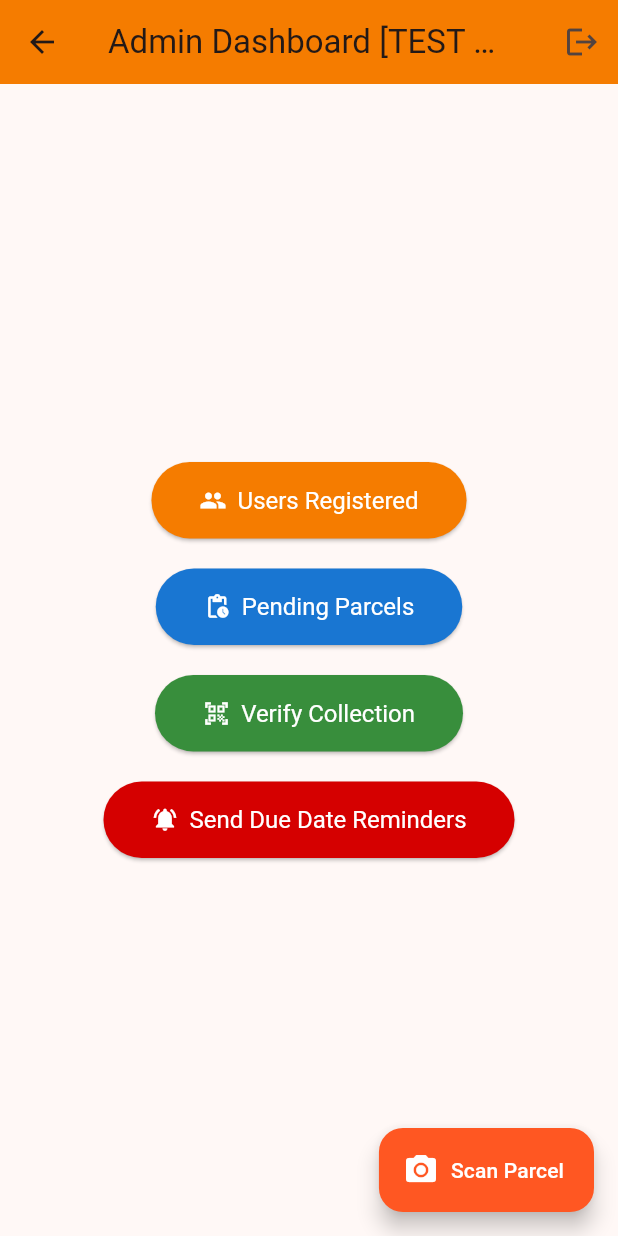
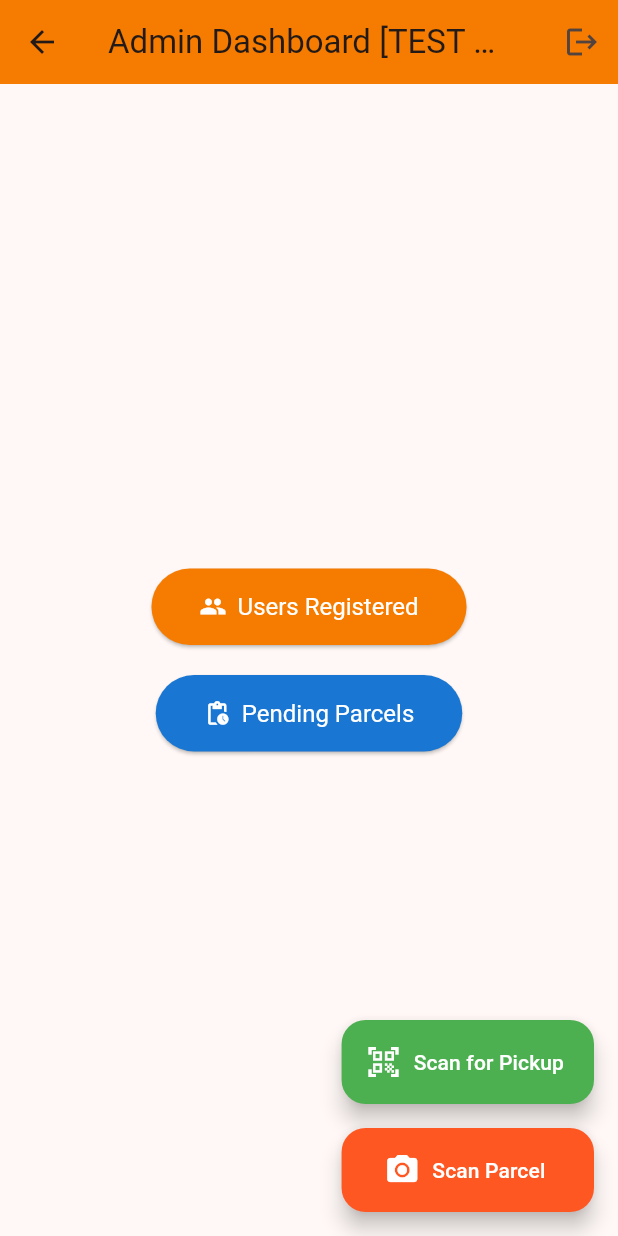
Before and after one commit to gweezini/KitaHack2026, a Flutter app: the AdminDashboard screen opened directly, on a phone screen of 412 x 824 dp. Run offline on Flutter 3.47's test engine with Material 3 defaults, Android fonts, the phone set to English and light mode, and no system bars; our stand-ins replace cloud_firestore, firebase_auth, firebase_core, image_picker, qr_flutter; missing offline and left inert: google_mlkit_text_recognition, mobile_scanner; accounts and stored records are empty.

Commit message:
Update main.dart

```diff
--- a/lib/main.dart
+++ b/lib/main.dart
@@ -525,8 +525,18 @@ class AdminDashboard extends StatelessWidget {
                   textStyle: const TextStyle(fontSize: 16),
                 ),
               ),
-              const SizedBox(height: 20),
-              ElevatedButton.icon(
+
+            ],
+          ),
+        ),
+      ),
+      floatingActionButton: IntrinsicWidth(
+        child: Column(
+          mainAxisSize: MainAxisSize.min,
+          crossAxisAlignment: CrossAxisAlignment.stretch,
+          children: [
+            FloatingActionButton.extended(
+              heroTag: 'verify',
               onPressed: () {
                 Navigator.push(
                   context,
@@ -534,56 +544,14 @@ class AdminDashboard extends StatelessWidget {
                       builder: (context) => const VerifyCollectionPage()),
                 );
               },
+              label: const Text('Scan for Pickup'),
               icon: const Icon(Icons.qr_code_scanner),
-                label: const Text('Verify Collection'),
-                style: ElevatedButton.styleFrom(
-                  padding:
-                      const EdgeInsets.symmetric(horizontal: 32, vertical: 16),
-                  backgroundColor: Colors.green.shade700,
+              backgroundColor: Colors.green,
               foregroundColor: Colors.white,
-                  textStyle: const TextStyle(fontSize: 16),
             ),
-              ),
-              const SizedBox(height: 20),
-              ElevatedButton.icon(
-                onPressed: () async {
-                  final service = NotificationService();
-                  ScaffoldMessenger.of(context).showSnackBar(
-                      const SnackBar(content: Text('Checking for overdue parcels...')));
-
-                  try {
-                    int count = await service.checkAndSendOverdueReminders(context);
-                    if (context.mounted) {
-                      ScaffoldMessenger.of(context).showSnackBar(
-                        SnackBar(
-                          content: Text('Sent $count reminders.'),
-                          backgroundColor: count > 0 ? Colors.green : Colors.blue,
-                        ),
-                      );
-                    }
-                  } catch (e) {
-                     if (context.mounted) {
-                      ScaffoldMessenger.of(context).showSnackBar(
-                        SnackBar(content: Text('Error: $e'), backgroundColor: Colors.red),
-                      );
-                    }
-                  }
-                },
-                icon: const Icon(Icons.notifications_active),
-                label: const Text('Send Due Date Reminders'),
-                style: ElevatedButton.styleFrom(
-                  padding:
-                      const EdgeInsets.symmetric(horizontal: 32, vertical: 16),
-                  backgroundColor: Colors.redAccent.shade700,
-                  foregroundColor: Colors.white,
-                  textStyle: const TextStyle(fontSize: 16),
-                ),
-              ),
-            ],
-          ),
-        ),
-      ),
-      floatingActionButton: FloatingActionButton.extended(
+            const SizedBox(height: 16),
+             FloatingActionButton.extended( // Add space to force re-render if needed
+              heroTag: 'scan',
               onPressed: () {
                 Navigator.push(
                   context,
@@ -595,6 +563,9 @@ class AdminDashboard extends StatelessWidget {
               backgroundColor: Colors.deepOrange,
               foregroundColor: Colors.white,
             ),
+          ],
+        ),
+      ),
     );
   }
 }
```
Lines whose indentation alone changed are shown as unchanged.
